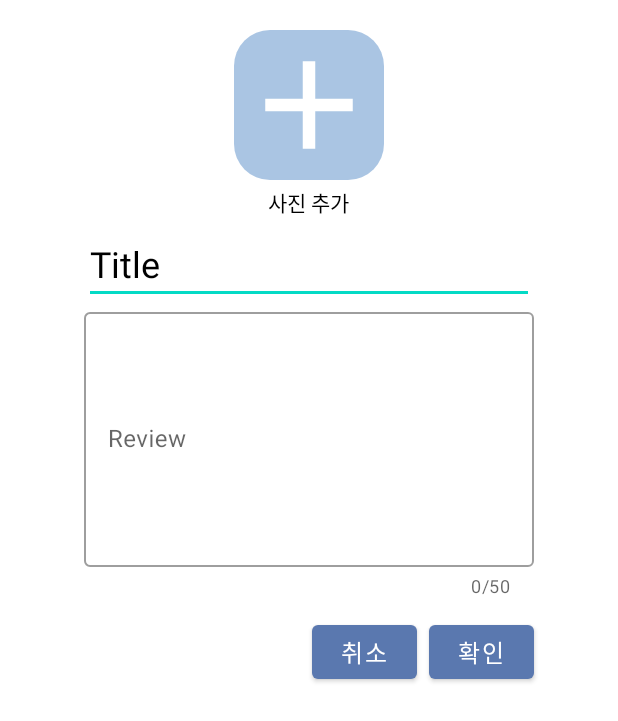
After one commit to kimgyeom2/BookOwner, an Android app: the layout dialog_add_book.xml on its own in the app's theme, with its tools: preview values and no code run, on a phone screen of 412 x 824 dp. The commit adds this screen. Shown: the top 721 px of the screen. Run offline under Robolectric (Android 15) with nearby library versions, the phone set to English and light mode, and no system bars.

Commit message:
MyBookAdapter ing..

```diff
--- a/app/src/main/java/com/gy25m/bookowner/adapters/ViewPagerAdapter.kt
+++ b/app/src/main/java/com/gy25m/bookowner/adapters/ViewPagerAdapter.kt
@@ -21,6 +21,6 @@ class ViewPagerAdapter(var context: Context,var items:MutableList<BestItem>) : A
     }
 
     override fun onBindViewHolder(holder: VH, position: Int) {
-        TODO("Not yet implemented")
+
     }
 }
--- /dev/null
+++ b/app/src/main/java/com/gy25m/bookowner/model/MyBookItem.kt
@@ -0,0 +1,4 @@
+package com.gy25m.bookowner.model
+
+
+data class MyBookItem(var title:String,var review:String)
--- /dev/null
+++ b/app/src/main/res/drawable/icon_info.xml
@@ -0,0 +1,5 @@
+<vector android:height="24dp" android:tint="#5A78AF"
+    android:viewportHeight="24" android:viewportWidth="24"
+    android:width="24dp" xmlns:android="http://schemas.android.com/apk/res/android">
+    <path android:fillColor="@android:color/white" android:pathData="M12,2C6.48,2 2,6.48 2,12s4.48,10 10,10 10,-4.48 10,-10S17.52,2 12,2zM13,17h-2v-6h2v6zM13,9h-2L11,7h2v2z"/>
+</vector>
--- /dev/null
+++ b/app/src/main/res/layout/dialog_add_book.xml
@@ -0,0 +1,77 @@
+<?xml version="1.0" encoding="utf-8"?>
+<RelativeLayout xmlns:android="http://schemas.android.com/apk/res/android"
+    android:layout_width="match_parent"
+    android:layout_height="wrap_content"
+    xmlns:app="http://schemas.android.com/apk/res-auto">
+    <ImageView
+        android:id="@+id/iv_myImg"
+        android:layout_width="100dp"
+        android:layout_height="100dp"
+        android:src="@drawable/baseline_add_24"
+        android:layout_marginTop="20dp"
+        android:layout_centerHorizontal="true"
+        android:background="@drawable/bg_vp"/>
+    <TextView
+        android:id="@+id/tv_addImg"
+        android:layout_width="wrap_content"
+        android:layout_height="wrap_content"
+        android:text="사진 추가"
+        android:textColor="@color/black"
+        android:layout_below="@id/iv_myImg"
+        android:layout_marginTop="4dp"
+        android:layout_centerHorizontal="true"/>
+    <EditText
+        android:id="@+id/et_title"
+        android:layout_width="300dp"
+        android:layout_height="wrap_content"
+        android:layout_centerHorizontal="true"
+        android:hint="Title"
+        android:layout_below="@id/tv_addImg"
+        android:layout_marginTop="4dp"
+        android:textColorHint="@color/black"
+        android:maxEms="20"
+        android:textSize="24sp"/>
+    <com.google.android.material.textfield.TextInputLayout
+        android:id="@+id/et_review"
+        android:layout_width="300dp"
+        android:layout_height="200dp"
+        android:layout_below="@id/et_title"
+        android:layout_centerHorizontal="true"
+        app:counterEnabled="true"
+        app:counterMaxLength="50"
+        style="@style/Widget.MaterialComponents.TextInputLayout.OutlinedBox">
+
+        <EditText
+            android:layout_width="match_parent"
+            android:layout_height="170dp"
+            android:hint="Review"
+            android:textColorHint="@color/black"
+            android:textSize="16sp"
+            android:inputType="text"
+            android:maxEms="50"/>
+
+    </com.google.android.material.textfield.TextInputLayout>
+
+
+    <Button
+        android:id="@+id/btn_confirm"
+        android:layout_width="70dp"
+        android:layout_height="wrap_content"
+        android:text="확인"
+        android:layout_marginLeft="8dp"
+        android:layout_alignRight="@id/et_title"
+        android:layout_below="@id/et_review"
+        android:layout_marginTop="8dp"
+        android:textSize="16sp"/>
+    <Button
+        android:id="@+id/btn_cancel"
+        android:layout_width="70dp"
+        android:layout_height="wrap_content"
+        android:text="취소"
+        android:layout_toLeftOf="@id/btn_confirm"
+        android:layout_below="@id/et_review"
+        android:layout_marginTop="8dp"
+        android:textSize="16sp"/>
+
+
+</RelativeLayout>
--- a/app/src/main/res/layout/fragment_home.xml
+++ b/app/src/main/res/layout/fragment_home.xml
@@ -75,7 +75,7 @@
      <ImageView
          android:layout_width="wrap_content"
          android:layout_height="wrap_content"
-          android:src="@drawable/recommend"
+          android:src="@drawable/icon_recommend"
           android:layout_toRightOf="@id/tv_editor"
           android:layout_below="@id/viewpager"
           android:layout_marginTop="3dp"
@@ -107,7 +107,7 @@
      <ImageView
          android:layout_width="wrap_content"
          android:layout_height="wrap_content"
-         android:src="@drawable/rank"
+         android:src="@drawable/icon_rank"
          android:layout_toRightOf="@id/rank"
          android:layout_below="@id/recycler_editor"
          android:layout_marginTop="3dp"
--- a/app/src/main/res/menu/bottom_menu.xml
+++ b/app/src/main/res/menu/bottom_menu.xml
@@ -14,5 +14,5 @@
 
     <item android:id="@+id/bnv_tab4"
         android:title="독서기록"
-        android:icon="@drawable/mybook"/>
+        android:icon="@drawable/icon_mybook"/>
 </menu>
```
Also changed, not shown: app/src/main/java/com/gy25m/bookowner/adapters/MyBookAdapter.kt (added, +28 -0 lines), app/src/main/java/com/gy25m/bookowner/fragments/MyBookFragment.kt (+29 -0 lines), app/src/main/res/layout/dialog_info.xml (added, +147 -0 lines), app/src/main/res/layout/fragment_mybook.xml (+73 -1 lines), app/src/main/res/layout/recycleritem_mybook.xml (added, +46 -0 lines), app/src/main/res/drawable/bg_info.png (added), app/src/main/res/drawable/icon_mybook.xml (renamed from app/src/main/res/drawable/mybook.xml), app/src/main/res/drawable/icon_rank.xml (renamed from app/src/main/res/drawable/rank.xml), app/src/main/res/drawable/icon_recommend.xml (renamed from app/src/main/res/drawable/recommend.xml).
